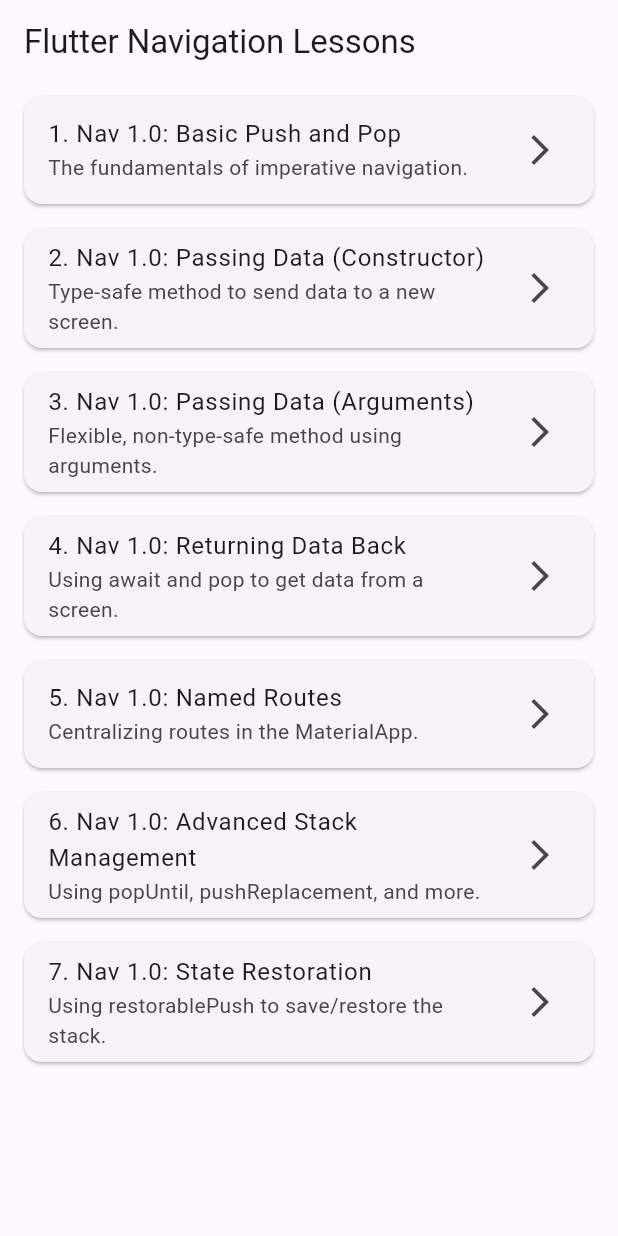
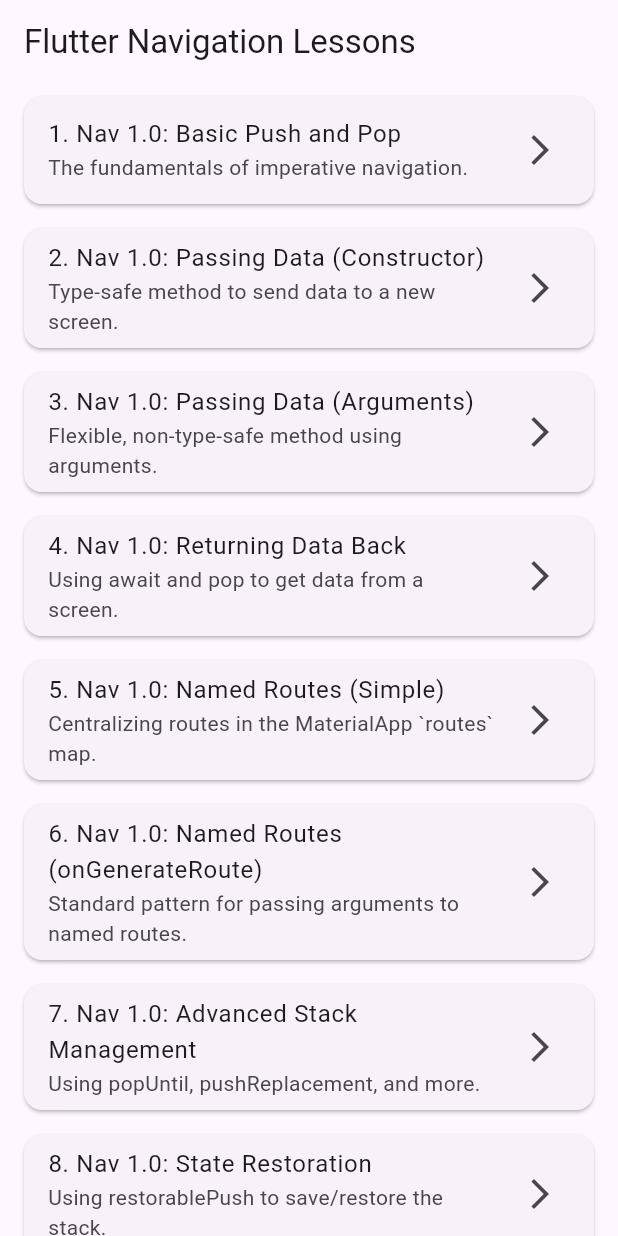
Before and after one commit to rengapraveenx/FL_navigations, a Flutter app: the screen it shows after launch, on a phone screen of 412 x 824 dp. Run offline on Flutter 3.47's test engine with Material 3 defaults, Android fonts, the phone set to English and light mode, and no system bars.

Commit message:
feat: onGenerate route added

```diff
--- a/lib/main.dart
+++ b/lib/main.dart
@@ -3,6 +3,7 @@ import 'package:navigations/nav_1_basic/basic_navigation_screen.dart';
 import 'package:navigations/nav_1_data_passing/data_passing_screen.dart';
 import 'package:navigations/nav_1_data_returning/data_returning_screen.dart';
 import 'package:navigations/nav_1_named_routes/named_routes_screen.dart';
+import 'package:navigations/nav_1_on_generate_route/on_generate_route_screen.dart';
 import 'package:navigations/nav_1_restoration/restoration_screen.dart';
 import 'package:navigations/nav_1_route_arguments/route_arguments_screen.dart';
 import 'package:navigations/nav_1_stack_management/stack_management_screen.dart';
@@ -64,19 +65,25 @@ class MainMenu extends StatelessWidget {
           ),
           _buildMenuItem(
             context,
-            title: '5. Nav 1.0: Named Routes',
-            subtitle: 'Centralizing routes in the MaterialApp.',
+            title: '5. Nav 1.0: Named Routes (Simple)',
+            subtitle: 'Centralizing routes in the MaterialApp `routes` map.',
             screen: const NamedRoutesScreen(),
           ),
           _buildMenuItem(
             context,
-            title: '6. Nav 1.0: Advanced Stack Management',
+            title: '6. Nav 1.0: Named Routes (onGenerateRoute)',
+            subtitle: 'Standard pattern for passing arguments to named routes.',
+            screen: const OnGenerateRouteScreen(),
+          ),
+          _buildMenuItem(
+            context,
+            title: '7. Nav 1.0: Advanced Stack Management',
             subtitle: 'Using popUntil, pushReplacement, and more.',
             screen: const StackManagementScreen(),
           ),
           _buildMenuItem(
             context,
-            title: '7. Nav 1.0: State Restoration',
+            title: '8. Nav 1.0: State Restoration',
             subtitle: 'Using restorablePush to save/restore the stack.',
             screen: const RestorationScreen(),
           ),
```
Also changed, not shown: lib/nav_1_on_generate_route/on_generate_route_screen.dart (added, +117 -0 lines), 1 other file.
